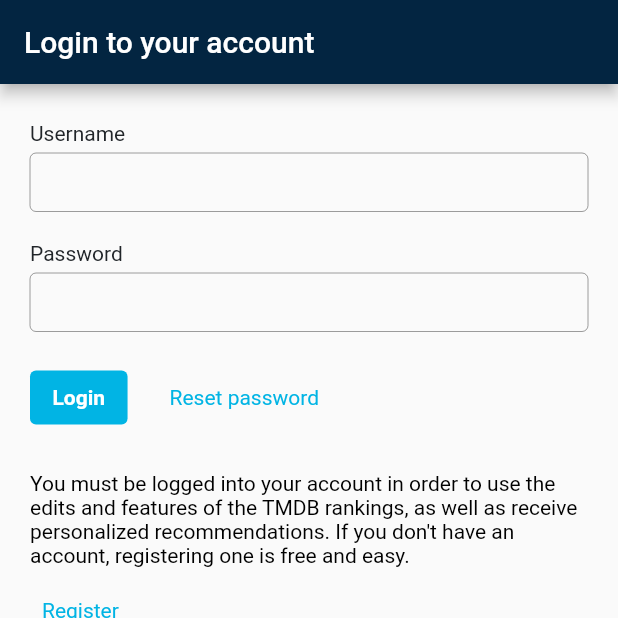
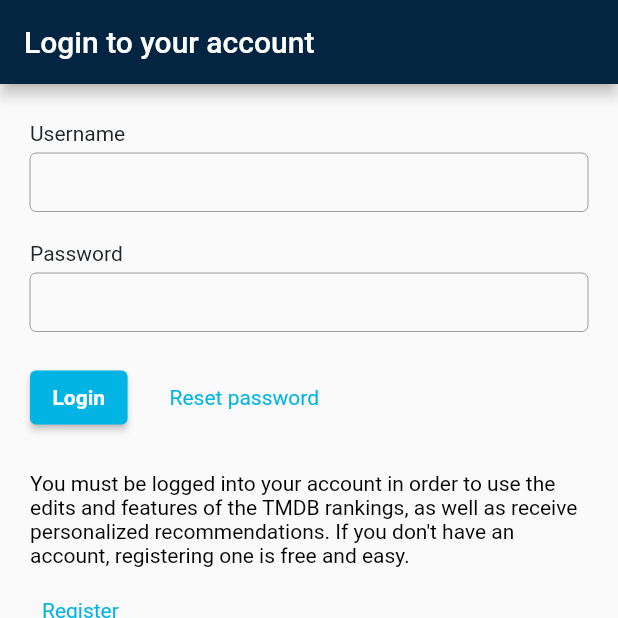
Before and after one commit to GarifullinII/movie_db, a Flutter app: the screen it shows after launch, on a phone screen of 412 x 824 dp, the top half of it. Run offline on Flutter 3.47's test engine with Material 2 defaults, Android fonts, the phone set to English and light mode, and no system bars.

Commit message:
changed TextButton

```diff
--- a/lib/widgets/auth/auth_widget.dart
+++ b/lib/widgets/auth/auth_widget.dart
@@ -116,7 +116,7 @@ class _FormWidgetState extends State<_FormWidget> {
         ),
         Row(
           children: [
-            TextButton(
+            ElevatedButton(
               onPressed: _auth,
               style: ButtonStyle(
                 padding: MaterialStateProperty.all(
```
